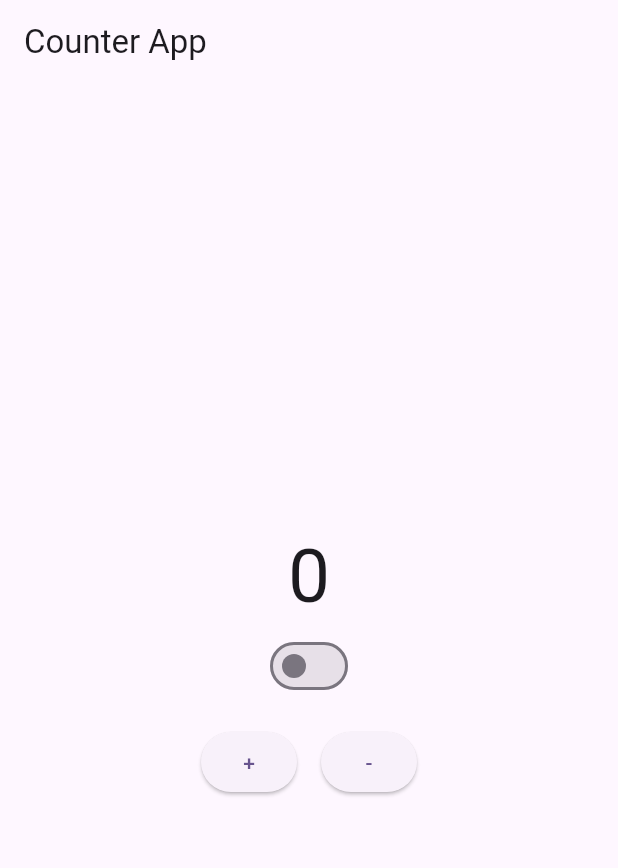
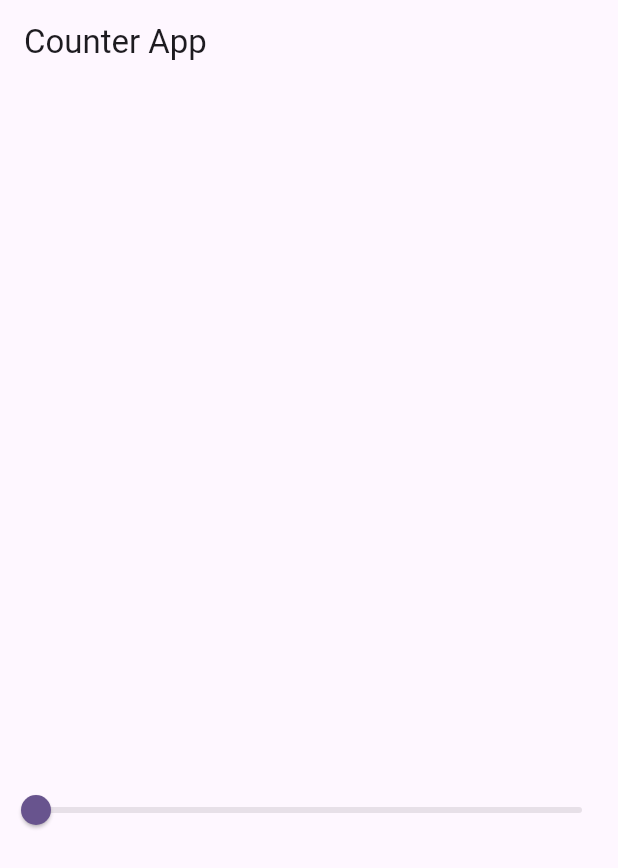
Before and after one commit to prithvirajbaral/riverpod.tut, a Flutter app: the screen it shows after launch, on a phone screen of 412 x 824 dp. Shown: the top 868 px of the screen. Run offline on Flutter 3.47's test engine with Material 3 defaults, Android fonts, the light colour scheme and no system bars; our stand-ins replace flutter_riverpod.

Commit message:
convert statelesswidget to statefulwidget, then access slider provider, also used consumer

```diff
--- a/lib/home_screen.dart
+++ b/lib/home_screen.dart
@@ -1,72 +1,46 @@
 import 'package:flutter/material.dart';
 import 'package:flutter_riverpod/flutter_riverpod.dart';
+import 'package:riverpod_tut/slider_provider.dart';
 
 // Define a counter provider
 final counter = StateProvider<int>((ref) => 0);
 
 final switchProvider = StateProvider<bool>((ref) => false);
 
-
-
-class HomeScreen extends ConsumerStatefulWidget {
+class HomeScreen extends ConsumerWidget {
   const HomeScreen({super.key});
 
   @override
-  ConsumerState<HomeScreen> createState() => _HomeScreenState();
-}
-
-class _HomeScreenState extends ConsumerState<HomeScreen> {
-  @override
-  Widget build(BuildContext context) {
+  Widget build(BuildContext context, WidgetRef ref) {
+    print('print');
     return Scaffold(
       appBar: AppBar(
         title: const Text('Counter App'),
       ),
       body: Center(
         child: Column(
-          mainAxisSize: MainAxisSize.min,
+          mainAxisAlignment: MainAxisAlignment.center,
           children: [
             Consumer(
               builder: (context, ref, child) {
-                final count = ref.watch(counter);
-                print("build2");
-                return Text(
-                  count.toString(),
-                  style: const TextStyle(fontSize: 50),
+                final slider = ref.watch(sliderProvider);
+                return Container(
+                  height: 200,
+                  width: 200,
+                  color: Colors.red.withOpacity(slider),
                 );
               },
             ),
-
             Consumer(
               builder: (context, ref, child) {
-                final b = ref.watch(switchProvider);
-                print("build3");
-                return Switch(
-                  value: b,
+                final slider = ref.watch(sliderProvider);
+                return Slider(
+                  value: slider,
                   onChanged: (value) {
-                    ref.read(switchProvider.notifier).state = value;
+                    ref.read(sliderProvider.notifier).state = value;
                   },
                 );
               },
-            ),
-            const SizedBox(height: 16),
-            Row(
-              mainAxisAlignment: MainAxisAlignment.center,
-              children: [
-                ElevatedButton(
-                  onPressed: () {
-                    ref.read(counter.notifier).state++;
-                  },
-                  child: const Text("+"),
-                ),
-                const SizedBox(width: 16),
-                ElevatedButton(
-                  onPressed: () {
-                    ref.read(counter.notifier).state--;
-                  },
-                  child: const Text("-"),
-                ),
-              ],
             ),
           ],
         ),
```
